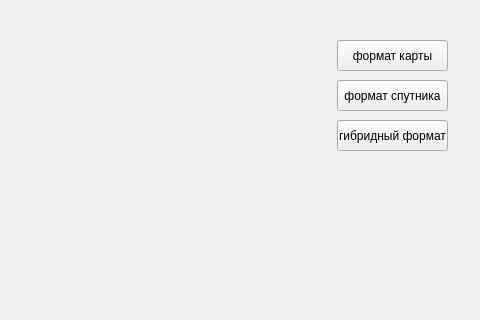
Qt form map_window.ui (TheNimlas/DanilkaINikitka) before a commit; both pictures show x 383 to 863 and y 0 to 320 of the 863 by 519 pixel window.
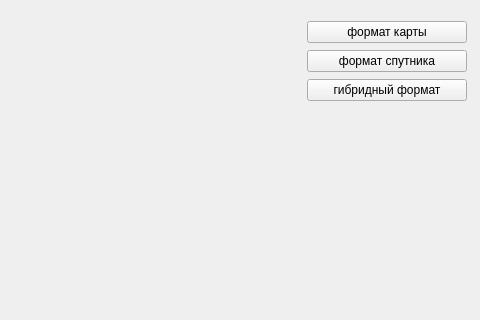
The same form after that commit.

Commit message: task4 fixed buttons problem

Diff of the .ui file:
```diff
--- a/map_window.ui
+++ b/map_window.ui
@@ -26,45 +26,41 @@
     <string/>
    </property>
   </widget>
+  <widget class="QWidget" name="verticalLayoutWidget">
+   <property name="geometry">
+    <rect>
+     <x>690</x>
+     <y>20</y>
+     <width>160</width>
+     <height>83</height>
+    </rect>
+   </property>
+   <layout class="QVBoxLayout" name="verticalLayout">
+    <item>
   <widget class="QPushButton" name="ma_format">
-   <property name="geometry">
-    <rect>
-     <x>720</x>
-     <y>40</y>
-     <width>111</width>
-     <height>31</height>
-    </rect>
-   </property>
    <property name="text">
     <string>формат карты</string>
    </property>
   </widget>
+    </item>
+    <item>
   <widget class="QPushButton" name="sat_format">
-   <property name="geometry">
-    <rect>
-     <x>720</x>
-     <y>80</y>
-     <width>111</width>
-     <height>31</height>
-    </rect>
-   </property>
    <property name="text">
     <string>формат спутника</string>
    </property>
   </widget>
+    </item>
+    <item>
   <widget class="QPushButton" name="gibrid_format">
-   <property name="geometry">
-    <rect>
-     <x>720</x>
-     <y>120</y>
-     <width>111</width>
-     <height>31</height>
-    </rect>
-   </property>
    <property name="text">
     <string>гибридный формат</string>
    </property>
   </widget>
+    </item>
+   </layout>
+  </widget>
+  <zorder>verticalLayoutWidget</zorder>
+  <zorder>map</zorder>
  </widget>
  <resources/>
  <connections/>
```
Left out of the diff: 3 changed lines with no effect on the pictures. Lines whose indentation alone changed are shown as unchanged. The commit also changes 2 other files.
